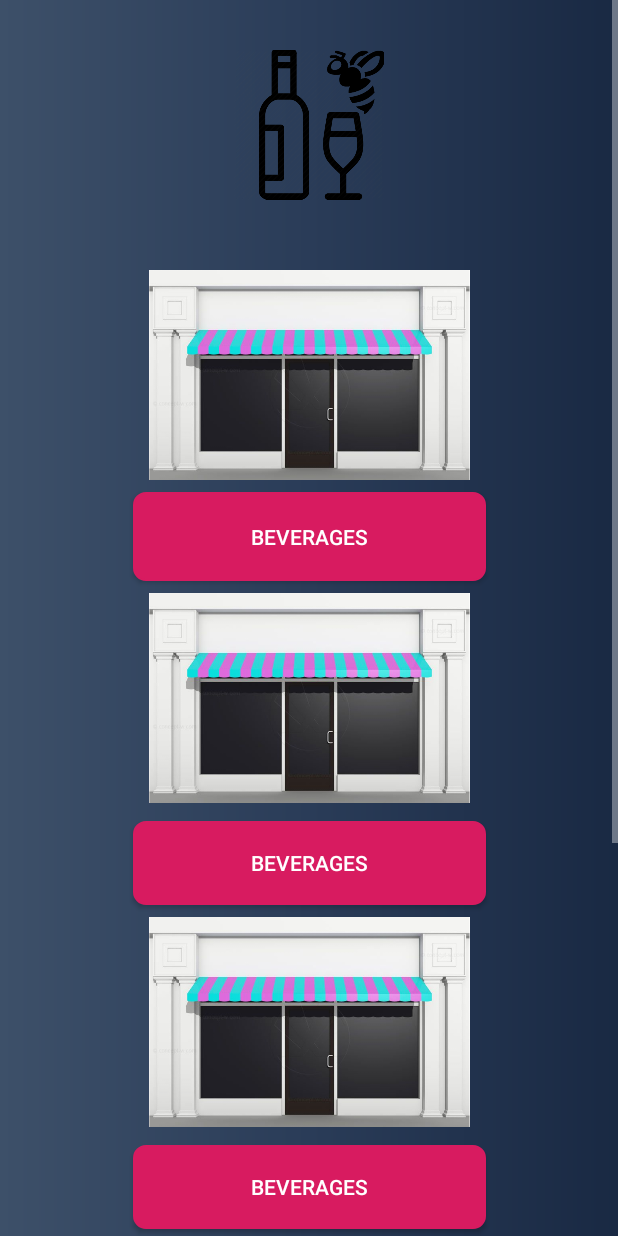
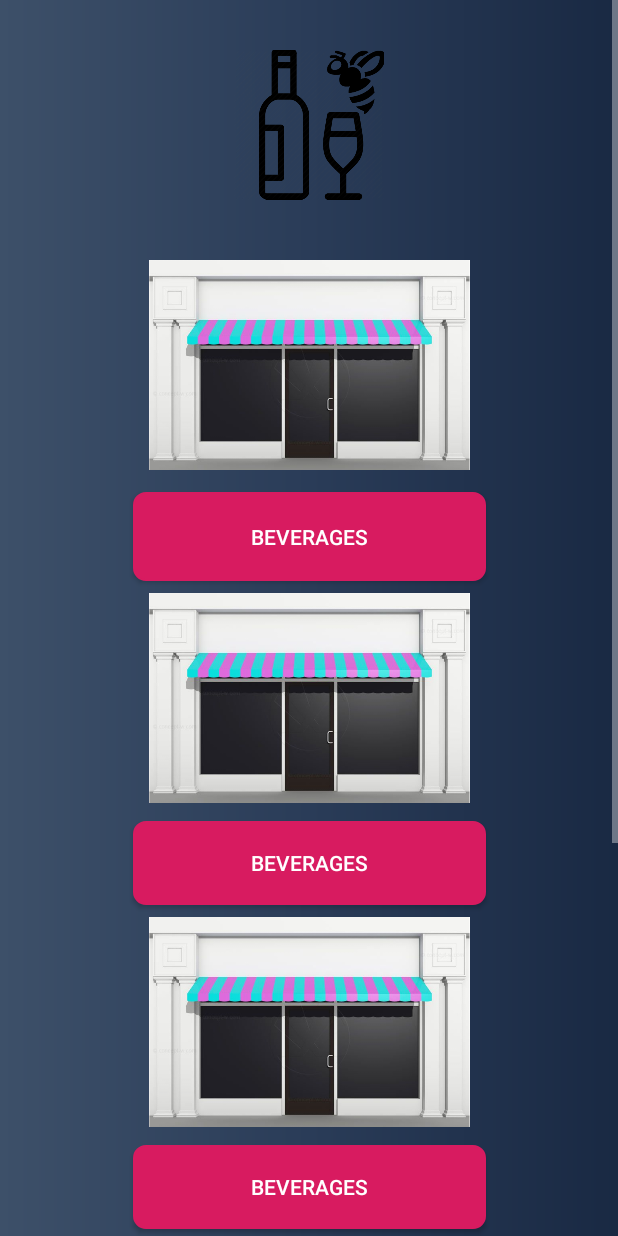
Before and after one commit to CrowMcM/projectTeam, an Android app: the ProfileActivity screen opened directly, with no data from a screen before it, on a phone screen of 412 x 824 dp. Run offline under Robolectric (Android 15) with nearby library versions, the phone set to English and light mode, and no system bars; our stand-ins replace Firebase (no records; nobody signed in at launch, a user with empty details on screens opened directly).

Commit message:
fixed vendor page layout again

```diff
--- a/app/src/main/res/layout/activity_profile.xml
+++ b/app/src/main/res/layout/activity_profile.xml
@@ -119,12 +119,14 @@
                 android:layout_gravity="center_horizontal"
                 android:layout_marginStart="65dp"
                 android:layout_marginLeft="65dp"
+                android:layout_marginTop="8dp"
                 android:layout_marginEnd="65dp"
                 android:layout_marginRight="65dp"
                 android:layout_marginBottom="8dp"
                 app:layout_constraintBottom_toTopOf="@+id/beverageBTN2"
                 app:layout_constraintEnd_toEndOf="parent"
                 app:layout_constraintStart_toStartOf="parent"
+                app:layout_constraintTop_toBottomOf="@+id/logoVendor"
                 app:srcCompat="@drawable/storefront" />
 
             <ImageView
```
